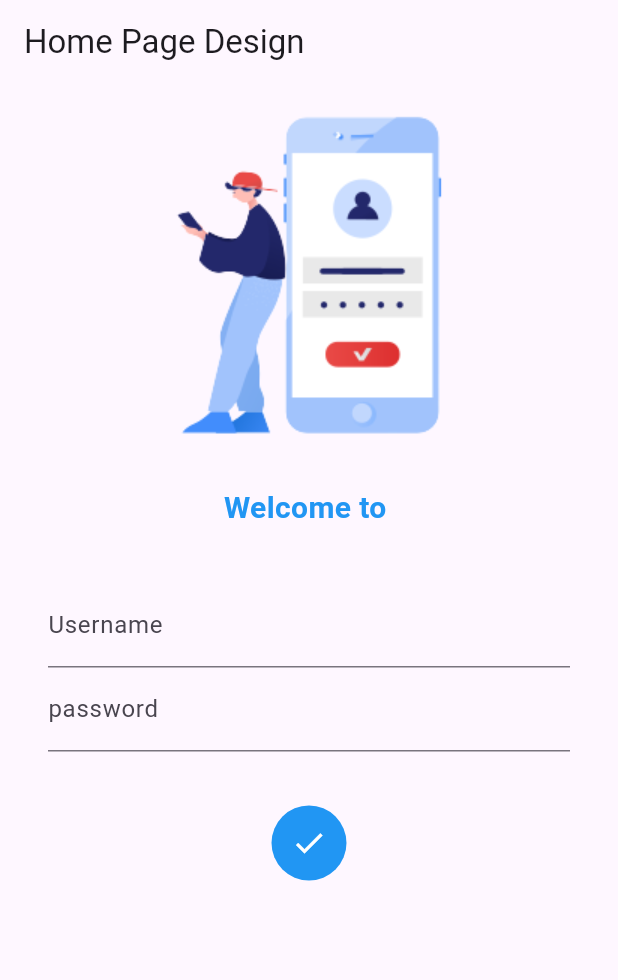
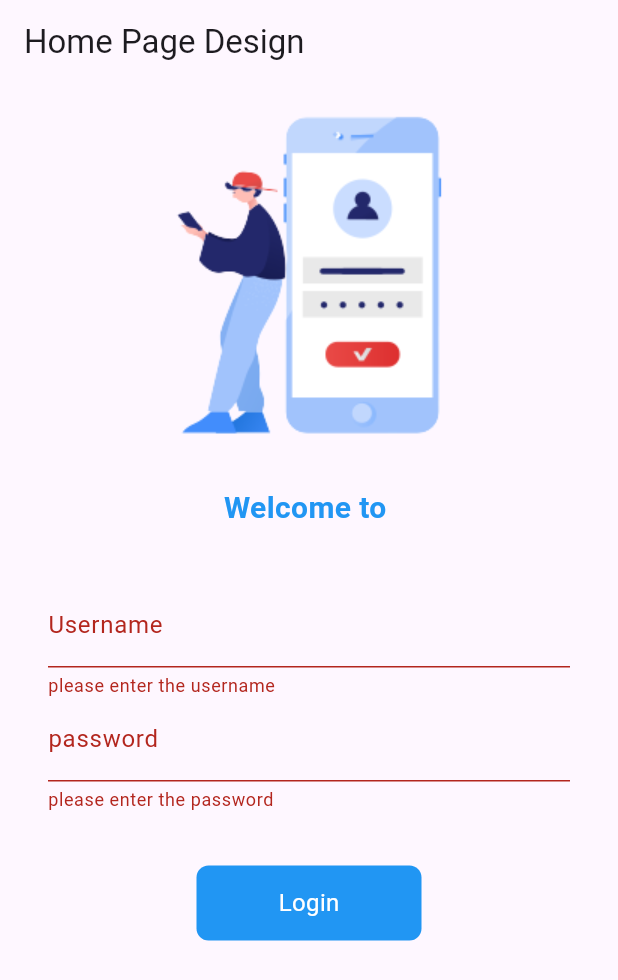
Before and after one commit to rohitbgit/LearnFlutterFromScratch, a Flutter app: the screen it shows after launch, after a tap on "Login", on a phone screen of 412 x 824 dp. Shown: the top 980 px of the screen. Run offline on Flutter 3.47's test engine with Material 3 defaults, Android fonts, the phone set to English and light mode, and no system bars.

Commit message:
day 7 completed

```diff
--- a/lib/login_page.dart
+++ b/lib/login_page.dart
@@ -11,6 +11,24 @@ class MyLoginPage extends StatefulWidget {
 class _MyLoginPageState extends State<MyLoginPage> {
   String name = "";
   bool changeButton = false;
+
+  final formKey = GlobalKey<FormState>();
+
+  validateButton(BuildContext context) async {
+    if (formKey.currentState!.validate()) {
+      setState(() {
+        changeButton = true;
+      });
+      await Future.delayed(Duration(seconds: 1));
+      await Navigator.push(
+          context, MaterialPageRoute(builder: (context) => const MyHomePage()));
+
+      setState(() {
+        changeButton = false;
+      });
+    }
+  }
+
   @override
   Widget build(BuildContext context) {
     return Scaffold(
@@ -18,6 +36,8 @@ class _MyLoginPageState extends State<MyLoginPage> {
           title: const Text("Home Page Design"),
         ),
         body: Center(
+          child: Form(
+            key: formKey,
             child: Column(
               children: [
                 Image.asset("assets/images/logins.png"),
@@ -43,35 +63,40 @@ class _MyLoginPageState extends State<MyLoginPage> {
                             name = value;
                           });
                         },
+                        validator: (value) {
+                          if (value!.isEmpty) {
+                            return "please enter the username";
+                          }
+                          return null;
+                        },
                       ),
                       TextFormField(
                         obscureText: true,
                         decoration: InputDecoration(
                             hintText: "Enter Password", labelText: "password"),
+                        validator: (value) {
+                          if (value!.isEmpty) {
+                            return "please enter the password";
+                          } else if (value.length < 6) {
+                            return "password length should at least 6 digit";
+                          }
+                          return null;
+                        },
                       ),
                     ],
                   ),
                 ),
                 SizedBox(height: 20),
-
                 InkWell(
-                onTap: () async {
-                  setState(() {
-                    changeButton = true;
-                  });
-
-                  await Future.delayed(Duration(seconds: 2));
-
-                  Navigator.push(context,
-                      MaterialPageRoute(builder: (context) => MyHomePage()));
-                },
+                  onTap: () => validateButton(context),
                   child: AnimatedContainer(
                     duration: const Duration(seconds: 1),
                     width: changeButton ? 50 : 150,
                     height: 50,
                     alignment: Alignment.center,
                     decoration: BoxDecoration(
-                    borderRadius: BorderRadius.circular(changeButton ? 30 : 8),
+                      borderRadius:
+                          BorderRadius.circular(changeButton ? 30 : 8),
                       color: Colors.blue,
                     ),
                     child: changeButton
@@ -85,17 +110,8 @@ class _MyLoginPageState extends State<MyLoginPage> {
                           ),
                   ),
                 )
-
-              // ElevatedButton(
-              //     onPressed: () {
-              //       Navigator.push(context,
-              //           MaterialPageRoute(builder: (context) => MyHomePage()));
-              //       print("navigate to main screen");
-              //     },
-              //     child: Text("Login"),
-              //     style: TextButton.styleFrom(minimumSize: Size(200, 50))
-              //     )
               ],
+            ),
           ),
         ));
   }
```
Lines whose indentation alone changed are shown as unchanged.
